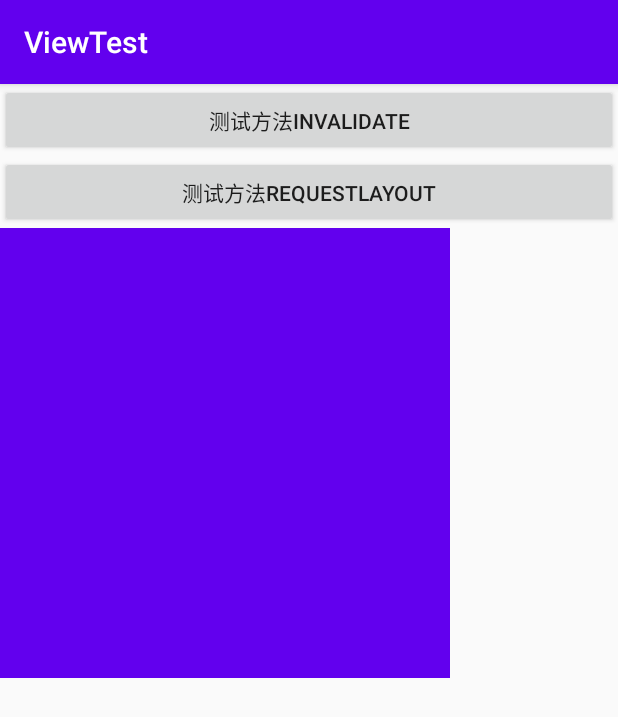
After one commit to aJanefish/ViewTest, an Android app: the ViewActivity screen opened directly, with no data from a screen before it, on a phone screen of 412 x 824 dp. The commit adds this screen. Shown: the top 717 px of the screen. Run offline under Robolectric (Android 15) with nearby library versions, the phone set to English and light mode, and no system bars.

Commit message:
add 20201213 测试invalidate和requestLayout的区别

```diff
--- a/app/src/main/AndroidManifest.xml
+++ b/app/src/main/AndroidManifest.xml
@@ -9,7 +9,8 @@
         android:roundIcon="@mipmap/ic_launcher_round"
         android:supportsRtl="true"
         android:theme="@style/DiyAppTheme">
-        <activity android:name=".activity.DialogActivity"></activity>
+        <activity android:name=".activity.ViewActivity"></activity>
+        <activity android:name=".activity.DialogActivity" />
         <activity android:name=".activity.WindowActivity" />
         <activity
             android:name=".activity.LocalVisibleRectActivity"
--- a/app/src/main/java/com/example/viewtest/MainActivity.java
+++ b/app/src/main/java/com/example/viewtest/MainActivity.java
@@ -9,6 +9,7 @@ import android.view.View;
 import com.example.viewtest.activity.DialogActivity;
 import com.example.viewtest.activity.FrameOfReferenceActivity;
 import com.example.viewtest.activity.LocalVisibleRectActivity;
+import com.example.viewtest.activity.ViewActivity;
 import com.example.viewtest.activity.WindowActivity;
 
 /**
@@ -30,12 +31,18 @@ public class MainActivity extends AppCompatActivity {
         startActivity(new Intent(this, LocalVisibleRectActivity.class));
     }
 
+    //测试Window
     public void testWindow(View view) {
         startActivity(new Intent(this, WindowActivity.class));
     }
 
+    //测试Dialog
     public void testDialog(View view) {
         startActivity(new Intent(this, DialogActivity.class));
+    }
 
+    //测试View的绘制方法调用+invalidate + requestLayout
+    public void testView(View view) {
+        startActivity(new Intent(this, ViewActivity.class));
     }
 }
--- /dev/null
+++ b/app/src/main/java/com/example/viewtest/activity/ViewActivity.java
@@ -0,0 +1,33 @@
+package com.example.viewtest.activity;
+
+import androidx.appcompat.app.AppCompatActivity;
+
+import android.os.Bundle;
+import android.util.Log;
+import android.view.View;
+
+import com.example.viewtest.R;
+import com.example.viewtest.view.DiyView;
+
+public class ViewActivity extends AppCompatActivity {
+
+    private DiyView diyView;
+
+    @Override
+    protected void onCreate(Bundle savedInstanceState) {
+        super.onCreate(savedInstanceState);
+        setContentView(R.layout.activity_view);
+        diyView = findViewById(R.id.activity_view_title);
+    }
+
+
+    public void tesInvalidate(View view) {
+        Log.d("zhangyu1213", "tesInvalidate");
+        diyView.invalidate();
+    }
+
+    public void tesRequestLayout(View view) {
+        Log.d("zhangyu1213", "tesRequestLayout");
+        diyView.requestLayout();
+    }
+}
--- a/app/src/main/java/com/example/viewtest/view/DiyView.java
+++ b/app/src/main/java/com/example/viewtest/view/DiyView.java
@@ -1,6 +1,7 @@
 package com.example.viewtest.view;
 
 import android.content.Context;
+import android.graphics.Canvas;
 import android.util.AttributeSet;
 import android.util.Log;
 import android.view.MotionEvent;
@@ -36,8 +37,24 @@ public class DiyView extends View {
         Log.d("zhangyu", "getLeft:" + getLeft() + " getTop:" + getTop() + " getRight:" + getRight() + " getBottom:" + getBottom());
         Log.d("zhangyu", MotionEvent.actionToString(event.getAction()) + "-------------------------------------------\n");
 
-
-
         return super.dispatchTouchEvent(event);
     }
+
+    @Override
+    protected void onMeasure(int widthMeasureSpec, int heightMeasureSpec) {
+        super.onMeasure(widthMeasureSpec, heightMeasureSpec);
+        Log.d("zhangyu1213", "DiyView onMeasure");
+    }
+
+    @Override
+    protected void onLayout(boolean changed, int left, int top, int right, int bottom) {
+        super.onLayout(changed, left, top, right, bottom);
+        Log.d("zhangyu1213", "DiyView onLayout");
+    }
+
+    @Override
+    protected void onDraw(Canvas canvas) {
+        super.onDraw(canvas);
+        Log.d("zhangyu1213", "DiyView onDraw "+Log.getStackTraceString(new Throwable()));
+    }
 }
--- a/app/src/main/res/layout/activity_main.xml
+++ b/app/src/main/res/layout/activity_main.xml
@@ -34,6 +34,12 @@
             android:layout_height="wrap_content"
             android:onClick="testDialog"
             android:text="测试Dialog" />
+
+        <Button
+            android:layout_width="match_parent"
+            android:layout_height="wrap_content"
+            android:onClick="testView"
+            android:text="测试invalidate + requestLayout" />
     </LinearLayout>
 
 </androidx.constraintlayout.widget.ConstraintLayout>
--- /dev/null
+++ b/app/src/main/res/layout/activity_view.xml
@@ -0,0 +1,28 @@
+<?xml version="1.0" encoding="utf-8"?>
+<androidx.appcompat.widget.LinearLayoutCompat xmlns:android="http://schemas.android.com/apk/res/android"
+    xmlns:app="http://schemas.android.com/apk/res-auto"
+    xmlns:tools="http://schemas.android.com/tools"
+    android:layout_width="match_parent"
+    android:layout_height="match_parent"
+    android:orientation="vertical"
+    tools:context=".activity.ViewActivity">
+
+    <Button
+        android:layout_width="match_parent"
+        android:layout_height="wrap_content"
+        android:onClick="tesInvalidate"
+        android:text="测试方法invalidate" />
+
+    <Button
+        android:layout_width="match_parent"
+        android:layout_height="wrap_content"
+        android:onClick="tesRequestLayout"
+        android:text="测试方法requestLayout" />
+
+    <com.example.viewtest.view.DiyView
+        android:id="@+id/activity_view_title"
+        android:layout_width="300dp"
+        android:layout_height="300dp"
+        android:background="@color/colorPrimary" />
+
+</androidx.appcompat.widget.LinearLayoutCompat>
```
